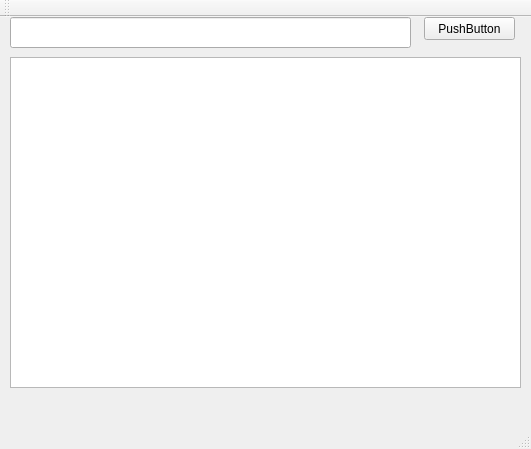
Above: prueba/mainwindow.ui from martinedelmann/personal before the change. Below: the same form after it.
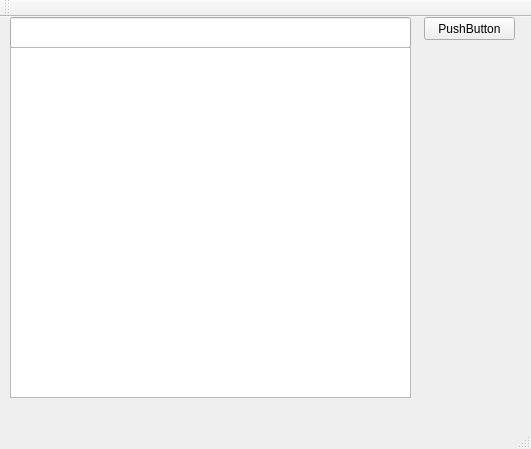
That is the form after the change.

```diff
--- a/prueba/mainwindow.ui
+++ b/prueba/mainwindow.ui
@@ -27,16 +27,6 @@
      <string>PushButton</string>
     </property>
    </widget>
-   <widget class="QPlainTextEdit" name="plainTextEdit">
-    <property name="geometry">
-     <rect>
-      <x>10</x>
-      <y>40</y>
-      <width>511</width>
-      <height>331</height>
-     </rect>
-    </property>
-   </widget>
    <widget class="QLineEdit" name="tokenEditLine">
     <property name="geometry">
      <rect>
@@ -47,6 +37,16 @@
      </rect>
     </property>
    </widget>
+   <widget class="QListView" name="listView">
+    <property name="geometry">
+     <rect>
+      <x>10</x>
+      <y>30</y>
+      <width>401</width>
+      <height>351</height>
+     </rect>
+    </property>
+   </widget>
   </widget>
   <widget class="QMenuBar" name="menuBar">
    <property name="geometry">
```
